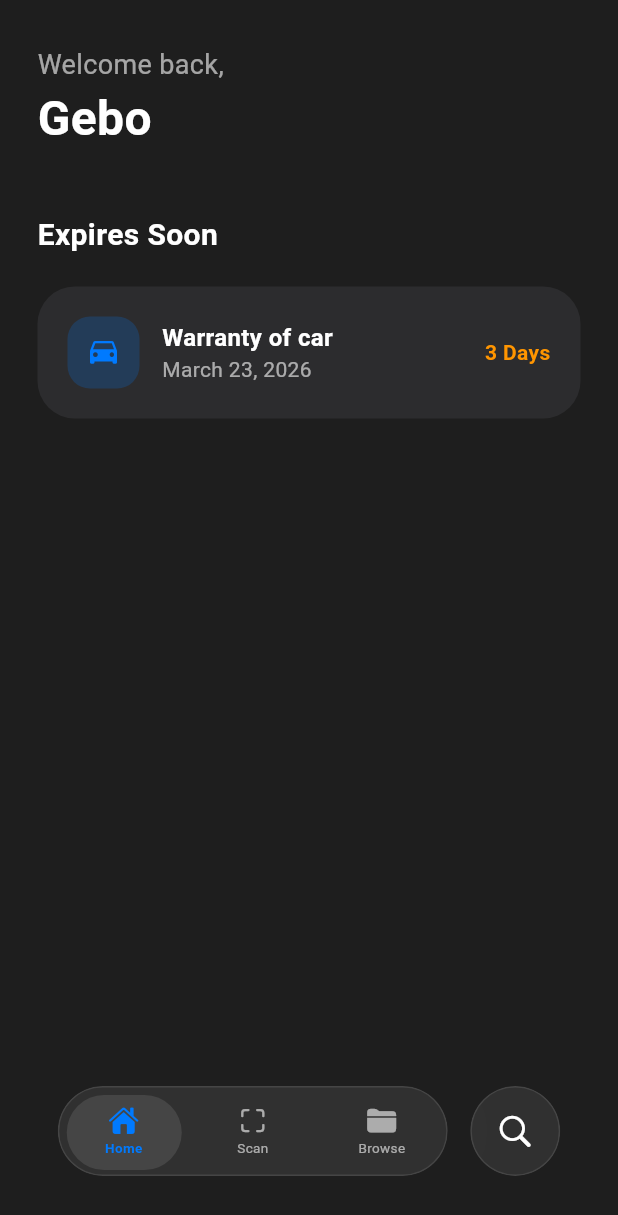
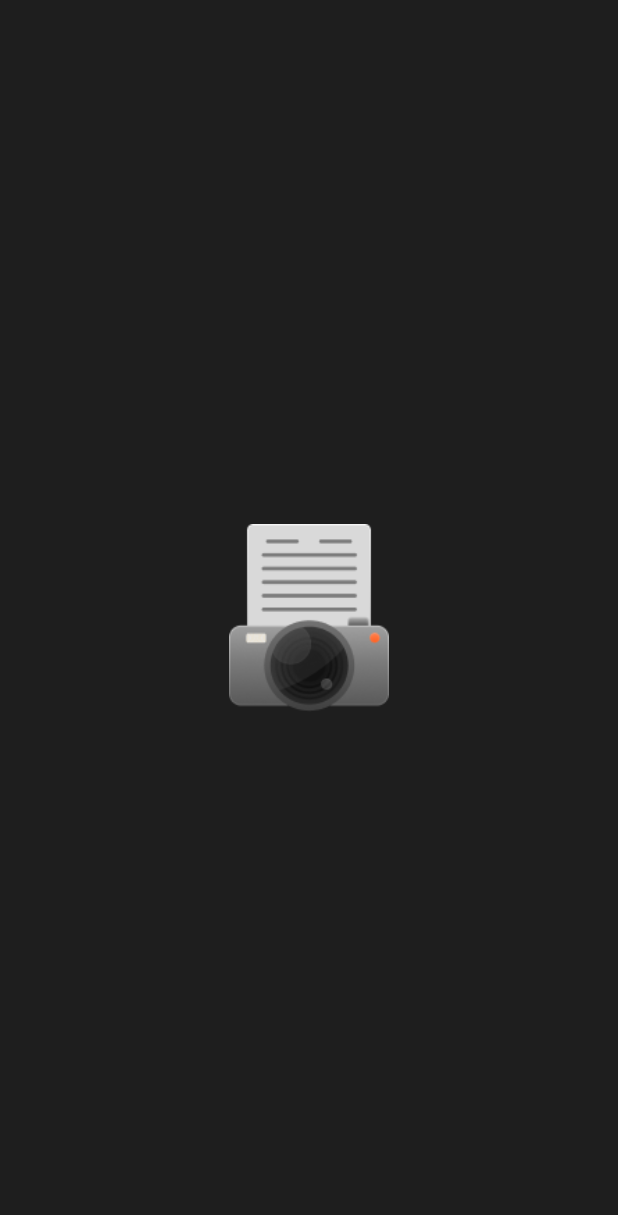
Before and after one commit to Gesho05/document_scanner, a Flutter app: the first screen one second after launch, on a phone screen of 412 x 824 dp. Shown: the top 1215 px of the screen. Run offline on Flutter 3.47's test engine with Material 3 defaults, Android fonts, the phone set to English and light mode, and no system bars; our stand-ins replace camera, image_cropper.

Commit message:
added a custom loading screen

```diff
--- /dev/null
+++ b/binder/lib/loading_screen.dart
@@ -0,0 +1,92 @@
+import 'package:flutter/material.dart';
+
+class BinderLoadingScreen extends StatefulWidget {
+  const BinderLoadingScreen({
+    super.key,
+    required this.nextScreen,
+  });
+
+  final Widget nextScreen;
+
+  @override
+  State<BinderLoadingScreen> createState() => _BinderLoadingScreenState();
+}
+
+class _BinderLoadingScreenState extends State<BinderLoadingScreen>
+    with SingleTickerProviderStateMixin {
+  late final AnimationController _controller;
+  late final Animation<double> _scaleAnimation;
+  late final Animation<double> _fadeAnimation;
+
+  @override
+  void initState() {
+    super.initState();
+
+    _controller = AnimationController(
+      vsync: this,
+      duration: const Duration(milliseconds: 2000),
+    );
+
+    _scaleAnimation = Tween<double>(begin: 0.9, end: 1.0).animate(
+      CurvedAnimation(parent: _controller, curve: Curves.easeInOutCubic),
+    );
+
+    _fadeAnimation = Tween<double>(begin: 0.0, end: 1.0).animate(
+      CurvedAnimation(
+        parent: _controller,
+        curve: const Interval(0.8, 1.0, curve: Curves.easeOut),
+      ),
+    );
+
+    _controller.forward();
+
+    Future.delayed(const Duration(milliseconds: 2200), () {
+      if (!mounted) return;
+
+      Navigator.of(context).pushReplacement(
+        PageRouteBuilder(
+          pageBuilder: (context, animation, secondaryAnimation) => widget.nextScreen,
+          transitionsBuilder: (context, animation, secondaryAnimation, child) {
+            return FadeTransition(opacity: animation, child: child);
+          },
+          transitionDuration: const Duration(milliseconds: 500),
+        ),
+      );
+    });
+  }
+
+  @override
+  void dispose() {
+    _controller.dispose();
+    super.dispose();
+  }
+
+  @override
+  Widget build(BuildContext context) {
+    return Scaffold(
+      backgroundColor: const Color(0xFF1E1E1E),
+      body: Stack(
+        children: [
+          Center(
+            child: ScaleTransition(
+              scale: _scaleAnimation,
+              child: Image.asset(
+                'assets/images/Loading.png',
+                width: 150,
+                height: 150,
+              ),
+            ),
+          ),
+          Positioned.fill(
+            child: FadeTransition(
+              opacity: _fadeAnimation,
+              child: Container(
+                color: const Color(0xFF1E1E1E),
+              ),
+            ),
+          ),
+        ],
+      ),
+    );
+  }
+}
--- a/binder/lib/main.dart
+++ b/binder/lib/main.dart
@@ -4,15 +4,26 @@ import 'package:flutter/material.dart';
 import 'package:flutter/cupertino.dart';
 import 'package:camera/camera.dart'; // import the package
 import 'package:binder/doc_scanner_capture_screen.dart';
+import 'package:binder/loading_screen.dart';
 
 Future<void> main() async {
   // Ensure the app initializes properly
   WidgetsFlutterBinding.ensureInitialized();
 
-  runApp(const MaterialApp(
-    debugShowCheckedModeBanner: false,
-    home: BinderMainScreen(),
-  ));
+  runApp(const BinderApp());
+}
+
+class BinderApp extends StatelessWidget {
+  const BinderApp({super.key});
+
+  @override
+  Widget build(BuildContext context) {
+    return const MaterialApp(
+      debugShowCheckedModeBanner: false,
+      title: 'Binder',
+      home: BinderLoadingScreen(nextScreen: BinderMainScreen()),
+    );
+  }
 }
 
 class BinderMainScreen extends StatefulWidget {
--- a/binder/pubspec.yaml
+++ b/binder/pubspec.yaml
@@ -61,6 +61,9 @@ flutter:
   # the material Icons class.
   uses-material-design: true
 
+  assets:
+    - assets/images/Loading.png
+
   # To add assets to your application, add an assets section, like this:
   # assets:
   #   - images/a_dot_burr.jpeg
```
Also changed, not shown: binder/assets/images/Loading.png (added).
